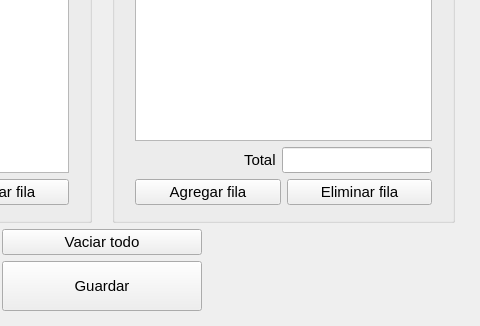
Above: ui/presupuestador.ui from angelogllrd/Presupuestador before the change; both pictures show x 276 to 756 and y 219 to 545 of the 756 by 545 pixel window. Below: the same form after it.
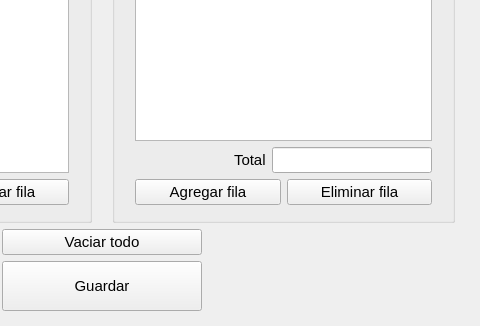
That is the form after the change. Icons and pictures are not drawn.

Commit message: mejorada la representación de los montos en la tabla

```diff
--- a/ui/presupuestador.ui
+++ b/ui/presupuestador.ui
@@ -538,10 +538,17 @@
             <widget class="QLineEdit" name="lineEdit_total">
              <property name="maximumSize">
               <size>
-               <width>150</width>
+               <width>160</width>
                <height>16777215</height>
               </size>
              </property>
+             <property name="font">
+              <font>
+               <family>Courier</family>
+               <weight>75</weight>
+               <bold>true</bold>
+              </font>
+             </property>
              <property name="alignment">
               <set>Qt::AlignRight|Qt::AlignTrailing|Qt::AlignVCenter</set>
              </property>
```
The commit also changes 1 other file.
